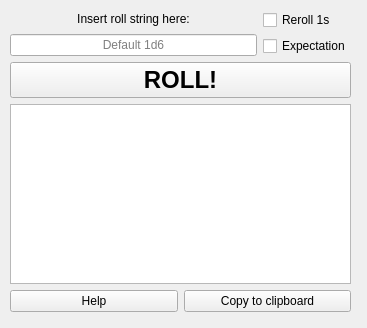
jschiavon/DiceRoller, file src/diceroller.ui: the form before one commit.
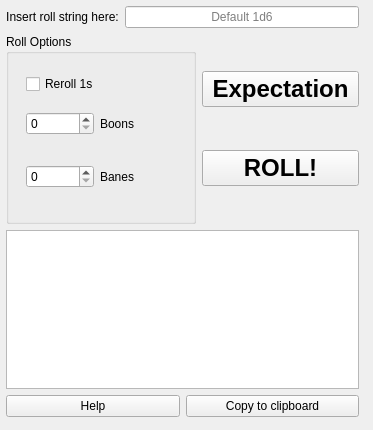
The form after the commit. Icons and pictures are not drawn.

Commit message: added boon-bane mechanics

Patch:
```diff
--- a/src/diceroller.ui
+++ b/src/diceroller.ui
@@ -6,8 +6,8 @@
    <rect>
     <x>0</x>
     <y>0</y>
-    <width>367</width>
-    <height>328</height>
+    <width>373</width>
+    <height>430</height>
    </rect>
   </property>
   <property name="windowTitle">
@@ -17,21 +17,19 @@
    <iconset resource="../resources/diceroller.qrc">
     <normaloff>:/icons/dice_original.png</normaloff>:/icons/dice_original.png</iconset>
   </property>
-  <widget class="QWidget" name="layoutWidget">
+  <widget class="QWidget" name="">
    <property name="geometry">
     <rect>
-     <x>10</x>
-     <y>10</y>
-     <width>341</width>
-     <height>302</height>
+     <x>6</x>
+     <y>6</y>
+     <width>353</width>
+     <height>411</height>
     </rect>
    </property>
    <layout class="QVBoxLayout" name="verticalLayout_3">
     <item>
      <layout class="QHBoxLayout" name="horizontalLayout">
       <item>
-       <layout class="QVBoxLayout" name="verticalLayout_2">
-        <item>
          <widget class="QLabel" name="stringLabel">
           <property name="text">
            <string>Insert roll string here:</string>
@@ -57,6 +55,27 @@
        </layout>
       </item>
       <item>
+     <layout class="QHBoxLayout" name="horizontalLayout_4">
+      <item>
+       <widget class="QGroupBox" name="groupBox">
+        <property name="minimumSize">
+         <size>
+          <width>190</width>
+          <height>190</height>
+         </size>
+        </property>
+        <property name="title">
+         <string>Roll Options</string>
+        </property>
+        <widget class="QWidget" name="">
+         <property name="geometry">
+          <rect>
+           <x>20</x>
+           <y>40</y>
+           <width>142</width>
+           <height>126</height>
+          </rect>
+         </property>
        <layout class="QVBoxLayout" name="verticalLayout">
         <item>
          <widget class="QCheckBox" name="rerollButton">
@@ -66,16 +85,60 @@
          </widget>
         </item>
         <item>
-         <widget class="QCheckBox" name="expectationButton">
+           <layout class="QHBoxLayout" name="horizontalLayout_3">
+            <item>
+             <widget class="QSpinBox" name="boonBox">
+              <property name="suffix">
+               <string/>
+              </property>
+              <property name="stepType">
+               <enum>QAbstractSpinBox::DefaultStepType</enum>
+              </property>
+             </widget>
+            </item>
+            <item>
+             <widget class="QLabel" name="label">
+              <property name="text">
+               <string>Boons</string>
+              </property>
+             </widget>
+            </item>
+           </layout>
+          </item>
+          <item>
+           <layout class="QHBoxLayout" name="horizontalLayout_2">
+            <item>
+             <widget class="QSpinBox" name="baneBox"/>
+            </item>
+            <item>
+             <widget class="QLabel" name="label_2">
+              <property name="text">
+               <string>Banes</string>
+              </property>
+             </widget>
+            </item>
+           </layout>
+          </item>
+         </layout>
+        </widget>
+       </widget>
+      </item>
+      <item>
+       <layout class="QVBoxLayout" name="verticalLayout_2">
+        <item>
+         <widget class="QPushButton" name="expectationButton">
+          <property name="font">
+           <font>
+            <pointsize>18</pointsize>
+            <weight>75</weight>
+            <bold>true</bold>
+           </font>
+          </property>
           <property name="text">
            <string>Expectation</string>
           </property>
          </widget>
         </item>
-       </layout>
-      </item>
-     </layout>
-    </item>
     <item>
      <widget class="QPushButton" name="rollButton">
       <property name="font">
@@ -105,6 +168,10 @@
        </size>
       </property>
      </widget>
+        </item>
+       </layout>
+      </item>
+     </layout>
     </item>
     <item>
      <widget class="QTextBrowser" name="result">
```
Lines whose indentation alone changed are shown as unchanged. The commit also changes 4 other files.
